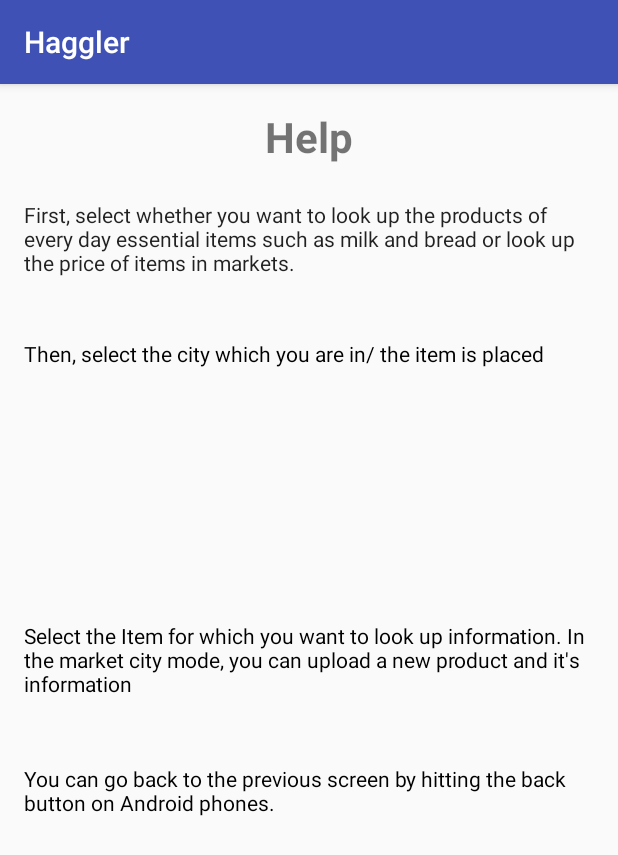
After one commit to ThinkRORBOT/Haggler, an Android app: the HelpActivity screen opened directly, with no data from a screen before it, on a phone screen of 412 x 824 dp. The commit adds this screen. Shown: the top 855 px of the screen. Run offline under Robolectric (Android 15) with nearby library versions, the phone set to English and light mode, and no system bars; network calls fail.

Commit message:
Finished help activity

```diff
--- a/app/src/main/AndroidManifest.xml
+++ b/app/src/main/AndroidManifest.xml
@@ -36,7 +36,9 @@
         <activity
             android:name=".LoginActivity"
             android:label="@string/title_activity_login" />
-        <activity android:name=".ItemDescriptionActivity"></activity>
+        <activity android:name=".ItemDescriptionActivity" />
+        <activity android:name=".UpdateInformationActivity" />
+        <activity android:name=".HelpActivity"></activity>
     </application>
 
 </manifest>
--- a/app/src/main/java/com/example/ming/haggler/EssentialCitiesActivity.java
+++ b/app/src/main/java/com/example/ming/haggler/EssentialCitiesActivity.java
@@ -56,7 +56,7 @@ public class EssentialCitiesActivity extends AppCompatActivity {
         }
         c.close();
         cities = citiesTest.toArray(new String[0]);
-        Log.d("MyApp", "cnt:"+c.getCount());
+        //Log.d("MyApp", "cnt:"+c.getCount());
         db.close();
         //Creates The interface by initialzing it
         setContentView(R.layout.content_cities);
--- /dev/null
+++ b/app/src/main/java/com/example/ming/haggler/HelpActivity.java
@@ -0,0 +1,25 @@
+package com.example.ming.haggler;
+
+import android.support.v7.app.AppCompatActivity;
+import android.os.Bundle;
+import android.widget.TextView;
+
+import org.w3c.dom.Text;
+
+public class HelpActivity extends AppCompatActivity {
+    private TextView titleText;
+    private TextView descriptionText1;
+    private TextView descriptionText2;
+    private TextView descriptionText3;
+    private TextView descriptionText4;
+    @Override
+    protected void onCreate(Bundle savedInstanceState) {
+        super.onCreate(savedInstanceState);
+        setContentView(R.layout.activity_help);
+        titleText = (TextView) findViewById(R.id.textView);
+        descriptionText1 = (TextView) findViewById(R.id.descriptionText1);
+        descriptionText2 = (TextView) findViewById(R.id.descriptionText2);
+        descriptionText3 = (TextView) findViewById(R.id.descriptionText3);
+        descriptionText4 = (TextView) findViewById(R.id.descriptionText4);
+    }
+}
--- a/app/src/main/java/com/example/ming/haggler/essentialsProducts.java
+++ b/app/src/main/java/com/example/ming/haggler/essentialsProducts.java
@@ -48,7 +48,7 @@ public class essentialsProducts extends AppCompatActivity {
         cProductName.moveToFirst();
         Cursor cProductPic = db.rawQuery("SELECT PicPath FROM Product", null);
         cProductPic.moveToFirst();
-        Log.d("cnt", "cnt: " + cProductName.getCount());
+        //Log.d("cnt", "cnt: " + cProductName.getCount());
         ArrayList<String> productList = new ArrayList<String>();
         //converts information from database to an array
         while(!cProductName.isAfterLast()){
--- /dev/null
+++ b/app/src/main/res/layout/activity_help.xml
@@ -0,0 +1,61 @@
+<?xml version="1.0" encoding="utf-8"?>
+<RelativeLayout xmlns:android="http://schemas.android.com/apk/res/android"
+    xmlns:tools="http://schemas.android.com/tools"
+    android:id="@+id/activity_help"
+    android:layout_width="match_parent"
+    android:layout_height="match_parent"
+    android:paddingBottom="@dimen/activity_vertical_margin"
+    android:paddingLeft="@dimen/activity_horizontal_margin"
+    android:paddingRight="@dimen/activity_horizontal_margin"
+    android:paddingTop="@dimen/activity_vertical_margin"
+    tools:context="com.example.ming.haggler.HelpActivity">
+
+    <TextView
+        android:text="Help"
+        android:layout_width="wrap_content"
+        android:layout_height="wrap_content"
+        android:id="@+id/textView"
+        android:textSize="28sp"
+        android:textStyle="normal|bold"
+        android:layout_alignParentTop="true"
+        android:layout_centerHorizontal="true" />
+
+    <TextView
+        android:text="@string/DescriptionText1"
+        android:layout_width="wrap_content"
+        android:layout_height="wrap_content"
+        android:layout_marginTop="23dp"
+        android:id="@+id/descriptionText1"
+        android:layout_below="@+id/textView"
+        android:layout_centerHorizontal="true"
+        android:textColor="?attr/actionMenuTextColor" />
+
+    <TextView
+        android:text="@string/DescriptionText3"
+        android:layout_width="wrap_content"
+        android:layout_height="wrap_content"
+        android:id="@+id/descriptionText3"
+        android:layout_centerVertical="true"
+        android:layout_centerHorizontal="true"
+        android:textColor="@android:color/background_dark" />
+
+    <TextView
+        android:text="@string/DescriptionText4"
+        android:layout_width="wrap_content"
+        android:layout_height="wrap_content"
+        android:layout_marginTop="44dp"
+        android:id="@+id/descriptionText4"
+        android:textColor="@android:color/background_dark"
+        android:layout_below="@+id/descriptionText3"
+        android:layout_centerHorizontal="true" />
+
+    <TextView
+        android:text="@string/DescriptionText2"
+        android:layout_width="wrap_content"
+        android:layout_height="wrap_content"
+        android:layout_marginTop="41dp"
+        android:id="@+id/descriptionText2"
+        android:textColor="@android:color/background_dark"
+        android:layout_below="@+id/descriptionText1"
+        android:layout_alignParentStart="true" />
+</RelativeLayout>
--- a/app/src/main/res/values/strings.xml
+++ b/app/src/main/res/values/strings.xml
@@ -18,4 +18,8 @@
     <string name="permission_rationale">"Contacts permissions are needed for providing email
         completions."
     </string>
+    <string name="DescriptionText4">You can go back to the previous screen by hitting the back button on Android phones.</string>
+    <string name="DescriptionText3">Select the Item for which you want to look up information. In the market city mode, you can upload a new product and it\'s information</string>
+    <string name="DescriptionText2">Then, select the city which you are in/ the item is placed</string>
+    <string name="DescriptionText1">First, select whether you want to look up the products of every day essential items such as milk and bread or look up the price of items in markets.</string>
 </resources>
```
Also changed, not shown: app/src/main/java/com/example/ming/haggler/ItemDescriptionActivity.java (+12 -10 lines), app/src/main/java/com/example/ming/haggler/ItemsAdapter.java (+1 -7 lines), app/src/main/java/com/example/ming/haggler/MainActivity.java (+7 -1 lines), app/src/main/java/com/example/ming/haggler/UpdateInformationActivity.java (added, +13 -0 lines), app/src/main/res/layout/activity_update_information.xml (added, +13 -0 lines), app/src/main/res/layout/content_main.xml (+8 -0 lines).
